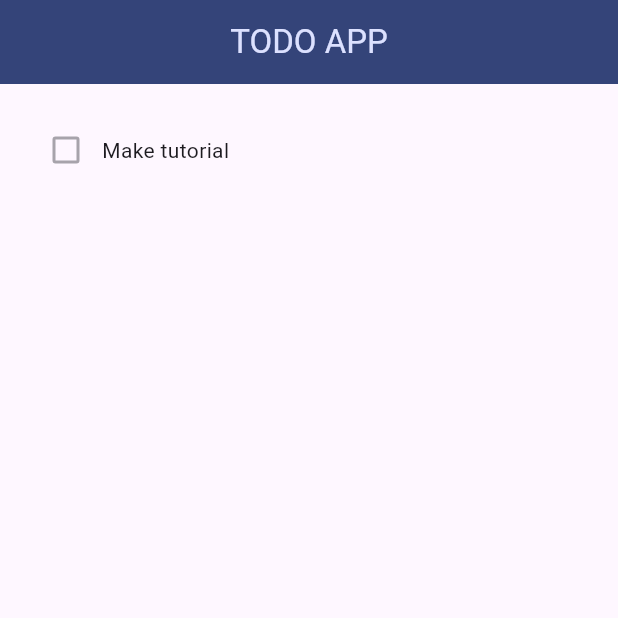
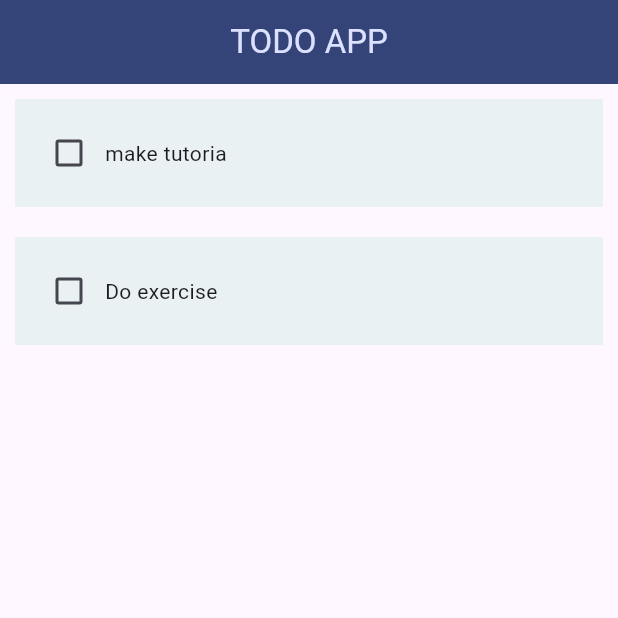
Before and after one commit to Freshblaze/todo_app, a Flutter app: the screen it shows after launch, on a phone screen of 412 x 824 dp, the top half of it. Run offline on Flutter 3.47's test engine with Material 3 defaults, Android fonts, the phone set to English and light mode, and no system bars.

```diff
--- a/lib/home_page.dart
+++ b/lib/home_page.dart
@@ -1,8 +1,25 @@
 import 'package:flutter/material.dart';
 import 'package:todo_app/utili/todo_utilis.dart';
 
-class HomePage extends StatelessWidget {
+class HomePage extends StatefulWidget {
   const HomePage({super.key});
+
+  @override
+  State<HomePage> createState() => _HomePageState();
+}
+
+class _HomePageState extends State<HomePage> {
+  List toDoList = [
+    ['make tutoria', false],
+    ['Do exercise ', false]
+  ];
+
+  //method to clik the checkbox
+  void checkBoxChange(bool? value, int index) {
+    setState(() {
+      toDoList[index][1] = !toDoList[index][1];
+    });
+  }
 
   @override
   Widget build(BuildContext context) {
@@ -13,14 +30,15 @@ class HomePage extends StatelessWidget {
           'TODO APP',
         ),
       ),
-      body: ListView(
-        children: [
-          TodoList(
-            chekbox: false,
-            onChanging: null,
-          ),
-        ],
-      ),
+      body: ListView.builder(
+          itemCount: toDoList.length,
+          itemBuilder: (context, index) {
+            return TodoList(
+              chekbox: toDoList[index][1],
+              onChanging: (value) => checkBoxChange(value, index),
+              taskName: toDoList[index][0],
+            );
+          }),
     );
   }
 }
--- a/lib/main.dart
+++ b/lib/main.dart
@@ -19,10 +19,16 @@ class MyApp extends StatelessWidget {
         colorScheme: todoColor,
         primaryColor: todoColor.background,
         appBarTheme: const AppBarTheme().copyWith(
-            backgroundColor: todoColor.onPrimaryContainer,
-            foregroundColor: todoColor.primaryContainer),
+          backgroundColor: todoColor.onPrimaryContainer,
+          foregroundColor: todoColor.primaryContainer,
+        ),
+        cardTheme: const CardTheme().copyWith(
+          color: (const Color.fromARGB(255, 233, 241, 242)),
+          elevation: 0,
+          margin: const EdgeInsets.all(10),
+        ),
       ),
-      home: HomePage(),
+      home: const HomePage(),
     );
   }
 }
--- a/lib/utili/todo_utilis.dart
+++ b/lib/utili/todo_utilis.dart
@@ -1,19 +1,34 @@
 import 'package:flutter/material.dart';
 
 class TodoList extends StatelessWidget {
-  TodoList({required this.chekbox, required this.onChanging, super.key});
+  TodoList(
+      {required this.taskName,
+      required this.chekbox,
+      required this.onChanging,
+      super.key});
   Function(bool?)? onChanging;
   final bool chekbox;
+  final String taskName;
 
   @override
   Widget build(BuildContext context) {
-    return Container(
-      padding: EdgeInsets.all(20),
-      child: Row(
-        children: [
-          Checkbox(value: chekbox, onChanged: onChanging),
-          const Text('Make tutorial'),
-        ],
+    return Card(
+      shape: const RoundedRectangleBorder(
+        borderRadius: BorderRadius.all(
+          Radius.circular(1),
+        ),
+      ),
+      child: Container(
+        padding: const EdgeInsets.all(12),
+        child: Row(
+          children: [
+            Checkbox(
+              value: chekbox,
+              onChanged: onChanging,
+            ),
+            Text(taskName)
+          ],
+        ),
       ),
     );
   }
```
Also changed, not shown: 1 other file.
